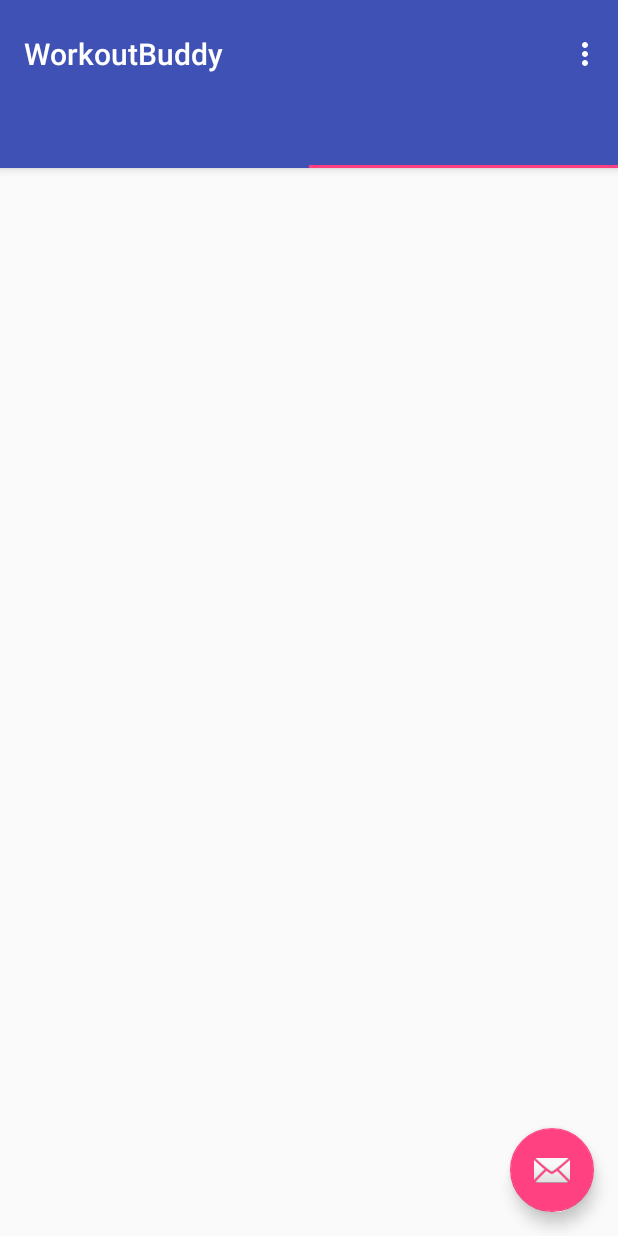
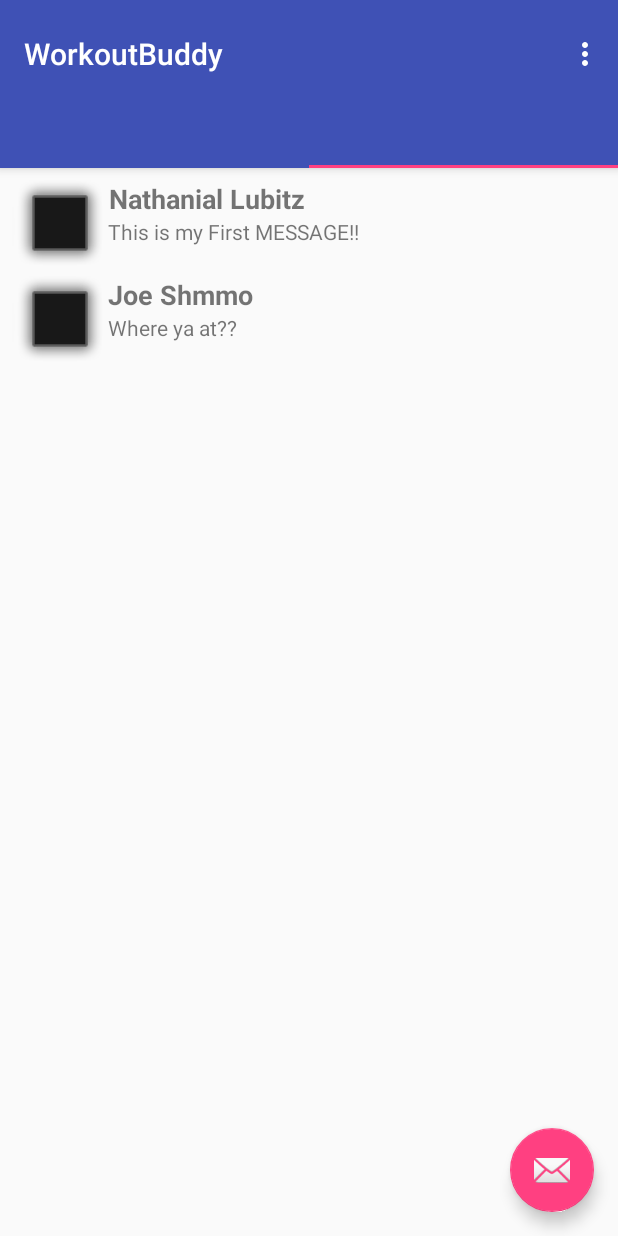
Before and after one commit to natel97/Archhacks-2017-Workout-Buddy-Finder, an Android app: the screen it shows after launch (MainActivity), tab 2 chosen, on a phone screen of 412 x 824 dp. Run offline under Robolectric (Android 15) with nearby library versions, the phone set to English and light mode, and no system bars.

Commit message:
Added java files for objects; implemented dummy messages

```diff
--- /dev/null
+++ b/app/src/main/java/archhacks/io/workoutbuddy/Message.java
@@ -0,0 +1,20 @@
+package archhacks.io.workoutbuddy;
+
+/**
+ * Created by natel on 10/28/2017.
+ */
+
+public class Message {
+
+    private String messageFrom;
+    private String messageBody;
+
+    public Message(String fr, String bo){
+        this.messageBody = bo;
+        this.messageFrom = fr;
+    }
+
+    public String getSender(){return messageFrom;}
+    public String getBody() {return messageBody;}
+
+}
--- /dev/null
+++ b/app/src/main/java/archhacks/io/workoutbuddy/MessageAdapter.java
@@ -0,0 +1,65 @@
+package archhacks.io.workoutbuddy;
+
+import android.content.Context;
+import android.support.v7.widget.RecyclerView;
+import android.view.LayoutInflater;
+import android.view.View;
+import android.view.ViewGroup;
+import android.widget.ImageView;
+import android.widget.TextView;
+
+import java.util.List;
+
+/**
+ * Created by natel on 10/28/2017.
+ */
+
+import android.content.res.Resources;
+import android.content.res.TypedArray;
+
+
+public class MessageAdapter extends RecyclerView.Adapter<MessageAdapter.MessageViewHolder> {
+
+    Context mContext;
+    List<Message> messages;
+    public MessageAdapter(Context context, List<Message> Messages) {
+        mContext = context;
+        Resources res = mContext.getResources();
+        messages = Messages;
+    }
+
+    @Override
+    public MessageViewHolder onCreateViewHolder(ViewGroup parent, int viewType) {
+        // Get the RecyclerView item layout
+        LayoutInflater inflater = LayoutInflater.from(mContext);
+        View view = inflater.inflate(R.layout.message, parent, false);
+        return new MessageViewHolder(view);
+    }
+
+    @Override
+    public void onBindViewHolder(MessageViewHolder holder, int position) {
+        //TODO: Get data from databasehelper
+
+        holder.messageFrom.setText(messages.get(position).getSender());
+        holder.shortDescription.setText(messages.get(position).getBody());
+    }
+
+    @Override
+    public int getItemCount() {
+        return messages.size();
+    }
+
+
+    class MessageViewHolder extends RecyclerView.ViewHolder {
+        protected TextView messageFrom;
+        protected ImageView avatar;
+        protected TextView shortDescription;
+
+        public MessageViewHolder(View view) {
+            super(view);
+            this.avatar = view.findViewById(R.id.avatar);
+            this.messageFrom= view.findViewById(R.id.message_from_user);
+            this.shortDescription = view.findViewById(R.id.message_short_description);
+        }
+    }
+}
--- a/app/src/main/java/archhacks/io/workoutbuddy/MessagesFragment.java
+++ b/app/src/main/java/archhacks/io/workoutbuddy/MessagesFragment.java
@@ -3,9 +3,14 @@ package archhacks.io.workoutbuddy;
 import android.os.Bundle;
 import android.support.annotation.Nullable;
 import android.support.v4.app.Fragment;
+import android.support.v7.widget.LinearLayoutManager;
+import android.support.v7.widget.RecyclerView;
 import android.view.LayoutInflater;
 import android.view.View;
 import android.view.ViewGroup;
+
+import java.util.LinkedList;
+import java.util.List;
 
 /**
  * Created by natel on 10/27/2017.
@@ -14,9 +19,22 @@ import android.view.ViewGroup;
 public class MessagesFragment extends Fragment implements View.OnClickListener {
 
     private View mview;
+    private RecyclerView recyclerView;
+    private MessageAdapter messageAdapter;
+    private List<Message> messages;
+
     public View onCreateView(LayoutInflater inflater, @Nullable ViewGroup container, Bundle savedInstanceState) {
         mview = inflater.inflate(R.layout.fragment_messages, container, false);
+        recyclerView = mview.findViewById(R.id.messages);
+        recyclerView.setLayoutManager(new LinearLayoutManager(this.getContext()));
+        messages = new LinkedList<>();
 
+        messages.add(new Message("Nathanial Lubitz", "This is my First MESSAGE!!"));
+        messages.add(new Message("Joe Shmmo", "Where ya at??"));
+
+        messageAdapter = new MessageAdapter(getContext(), messages);
+
+        recyclerView.setAdapter(messageAdapter);
 
 
         return mview;
--- a/app/src/main/res/layout/message.xml
+++ b/app/src/main/res/layout/message.xml
@@ -3,10 +3,10 @@
     xmlns:app="http://schemas.android.com/apk/res-auto"
     android:id="@+id/message_avatar"
     android:layout_width="match_parent"
-    android:layout_height="match_parent">
+    android:layout_height="wrap_content">
 
     <TextView
-        android:id="@+id/message_preview_name"
+        android:id="@+id/message_from_user"
         android:layout_width="wrap_content"
         android:layout_height="wrap_content"
         android:layout_column="1"
@@ -17,7 +17,7 @@
         android:textStyle="bold" />
 
     <ImageView
-        android:id="@+id/imageView"
+        android:id="@+id/avatar"
         android:layout_width="64dp"
         android:layout_height="64dp"
         android:layout_column="0"
```
Also changed, not shown: app/src/main/java/archhacks/io/workoutbuddy/Person.java (added, +25 -0 lines), app/src/main/java/archhacks/io/workoutbuddy/SignupAndLogin.java (+13 -4 lines), app/src/main/res/layout/messenger.xml (added, +21 -0 lines), app/src/main/res/layout/signup_login.xml (+78 -0 lines).
